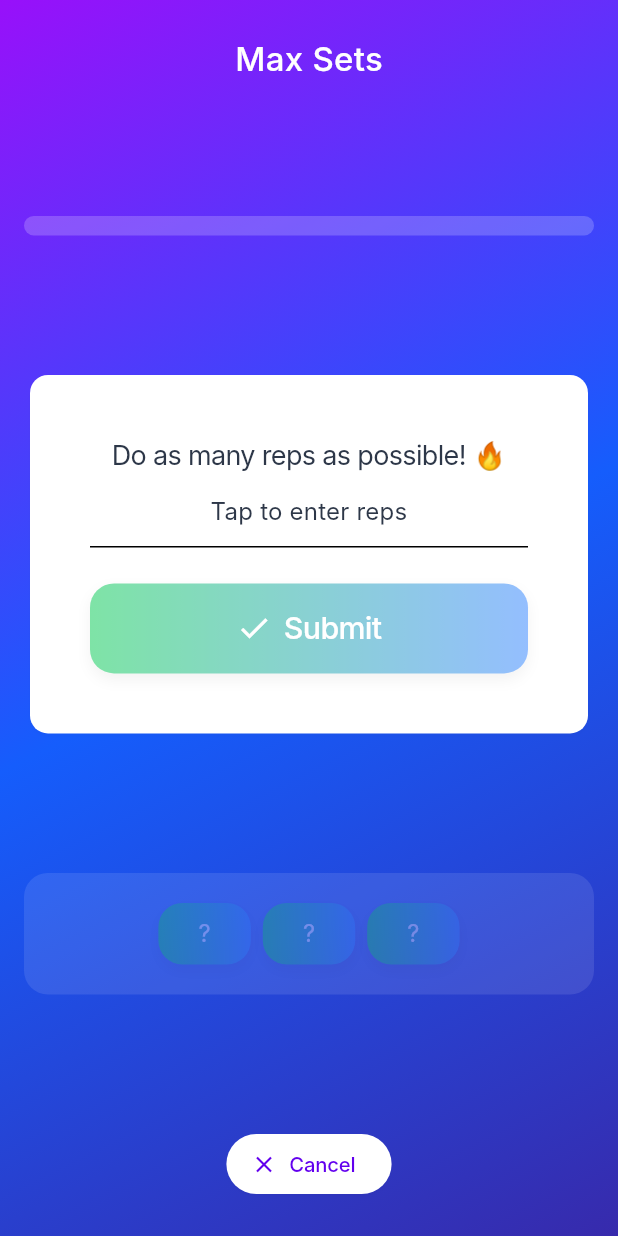
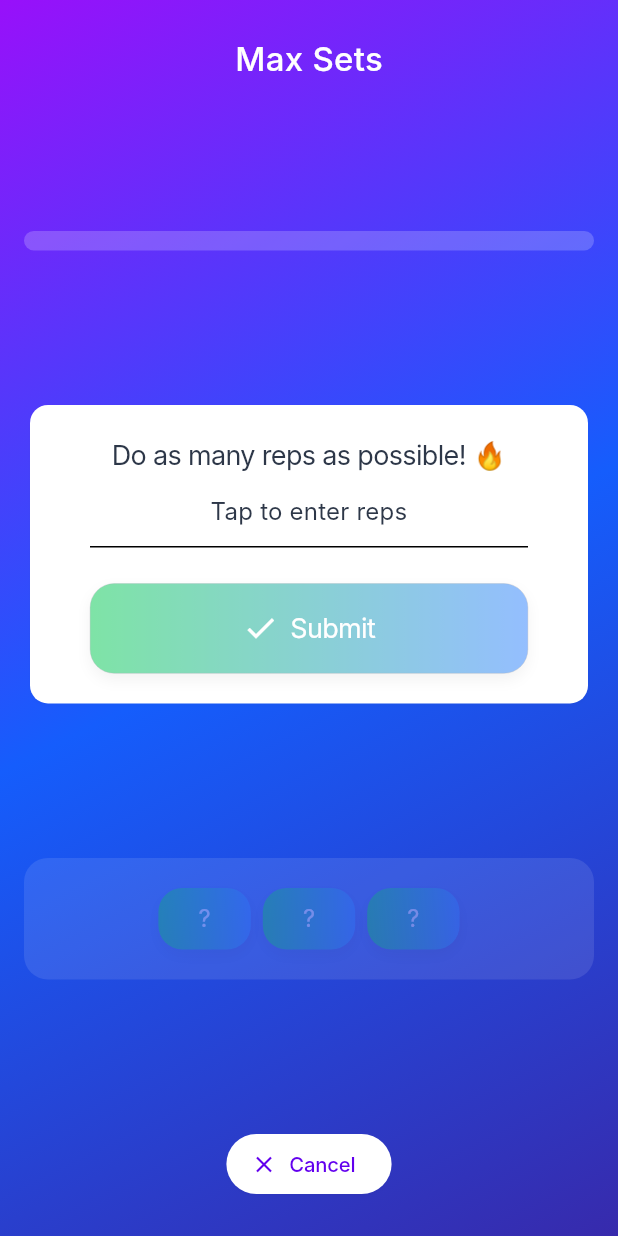
Before and after one commit to SaturnFromTitan/pull-up-ritual, a Flutter app: the screen it shows after launch, after a tap on "Start Workout", on a phone screen of 412 x 824 dp. Run offline on Flutter 3.47's test engine with Material 3 defaults, Android fonts, the phone set to English and light mode, and no system bars; Roboto replaces fonts that are missing (Inter).

Commit message:
feat: style primary buttons of submax volume workout

```diff
--- a/lib/common/themes/app_colors.dart
+++ b/lib/common/themes/app_colors.dart
@@ -80,6 +80,11 @@ class AppGradients {
     begin: Alignment.centerLeft,
     end: Alignment.centerRight,
   );
+  static const LinearGradient light = LinearGradient(
+    colors: [AppColors.surfaceLight, AppColors.glassBorderActive],
+    begin: Alignment.centerLeft,
+    end: Alignment.centerRight,
+  );
 }
 
 Color getTextColorOnGradient(LinearGradient gradient, BuildContext context) {
--- a/lib/common/widgets/gradient_button.dart
+++ b/lib/common/widgets/gradient_button.dart
@@ -1,4 +1,5 @@
 import 'package:flutter/material.dart';
+import 'package:pull_up_ritual/common/themes/app_colors.dart';
 import 'package:pull_up_ritual/common/themes/app_theme.dart';
 import '../themes/app_spacing.dart';
 import '../themes/app_typography.dart';
@@ -28,13 +29,14 @@ class GradientButton extends StatelessWidget {
           gradient: gradient,
           height: AppSpacing.buttonHeight,
           borderRadius: BorderRadius.circular(AppSpacing.radiusMedium),
+          border: Border.all(color: AppColors.onLightInactive, width: 0.2),
           boxShadow: defaultBoxShadows,
           child: Row(
             mainAxisAlignment: MainAxisAlignment.center,
             children: [
               icon,
               const SizedBox(width: AppSpacing.sm),
-              Text(text, style: AppTypography.headlineLarge),
+              Text(text, style: AppTypography.headlineMedium),
             ],
           ),
         ),
--- a/lib/common/widgets/gradient_surface.dart
+++ b/lib/common/widgets/gradient_surface.dart
@@ -5,6 +5,7 @@ import 'package:pull_up_ritual/common/themes/app_colors.dart';
 class GradientSurface extends StatelessWidget {
   final LinearGradient gradient;
   final Widget? child;
+  final Border? border;
   final BorderRadius? borderRadius;
   final List<BoxShadow>? boxShadow;
   final double? height;
@@ -14,6 +15,7 @@ class GradientSurface extends StatelessWidget {
     super.key,
     required this.gradient,
     this.child,
+    this.border,
     this.borderRadius,
     this.boxShadow,
     this.height,
@@ -30,6 +32,7 @@ class GradientSurface extends StatelessWidget {
       decoration: BoxDecoration(
         gradient: gradient,
         borderRadius: borderRadius,
+        border: border,
         boxShadow: boxShadow,
       ),
       child: child != null
--- a/lib/features/workout/screens/workouts/_base_workout_screen.dart
+++ b/lib/features/workout/screens/workouts/_base_workout_screen.dart
@@ -106,7 +106,10 @@ abstract class BaseWorkoutState<T extends BaseWorkoutScreen> extends State<T> {
             width: double.infinity,
             child: Card(
               child: Padding(
-                padding: EdgeInsets.all(AppSpacing.paddingBig),
+                padding: EdgeInsets.symmetric(
+                  horizontal: AppSpacing.paddingBig,
+                  vertical: AppSpacing.paddingSmall,
+                ),
                 child: Column(
                   children: [
                     targetReps == null
```
Also changed, not shown: lib/features/workout/screens/workouts/submax_volume_screen.dart (+28 -9 lines).
